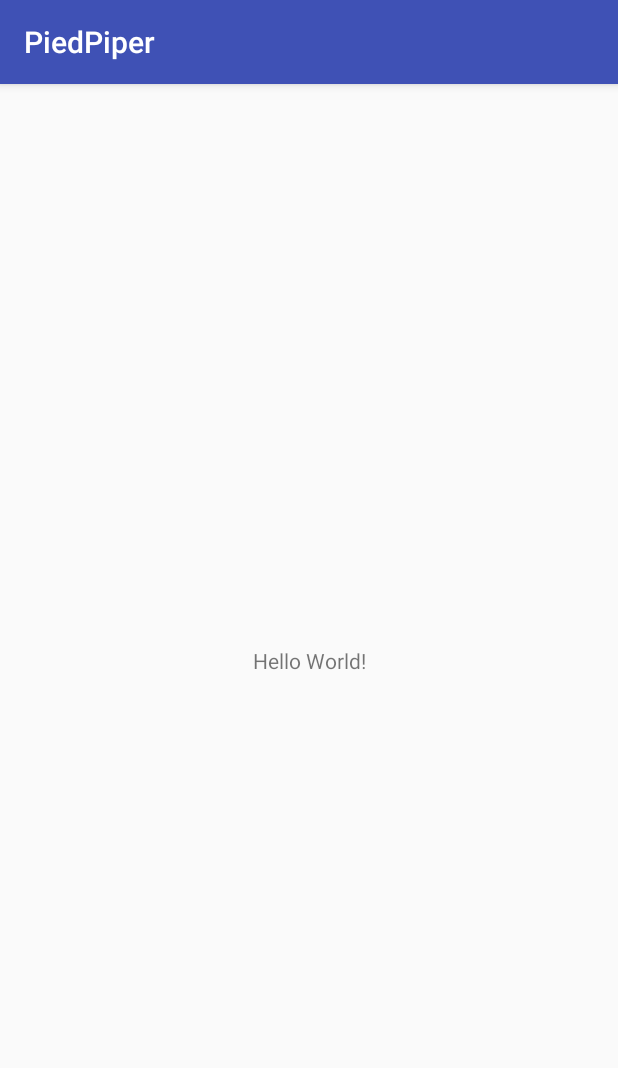
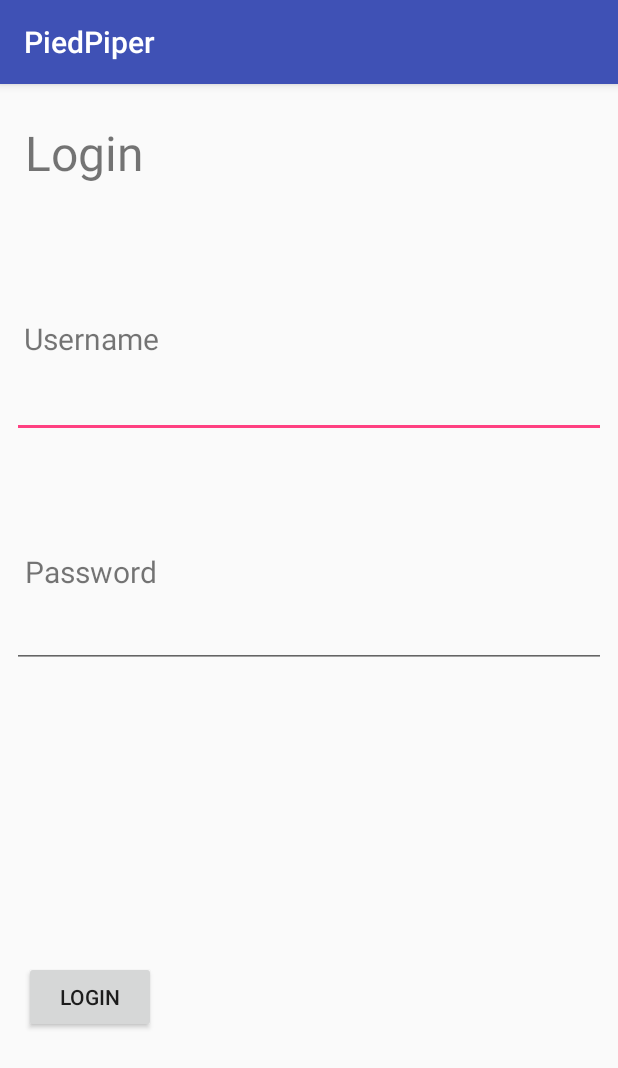
Before and after one commit to rajmera3/PiedPiper, an Android app: the screen it shows after launch (MainActivity before the commit, LoginActivity after it), on a phone screen of 412 x 824 dp. Shown: the top 1068 px of the screen. Run offline under Robolectric (Android 15) with nearby library versions, the phone set to English and light mode, and no system bars.

Commit message:
created login page

```diff
--- a/app/src/main/AndroidManifest.xml
+++ b/app/src/main/AndroidManifest.xml
@@ -9,13 +9,15 @@
         android:roundIcon="@mipmap/ic_launcher_round"
         android:supportsRtl="true"
         android:theme="@style/AppTheme">
-        <activity android:name=".MainActivity">
+        <activity android:name=".LoginActivity">
             <intent-filter>
                 <action android:name="android.intent.action.MAIN" />
 
                 <category android:name="android.intent.category.LAUNCHER" />
             </intent-filter>
         </activity>
+        <activity android:name=".MainActivity">
+        </activity>
     </application>
 
 </manifest>
--- /dev/null
+++ b/app/src/main/java/com/piedpiper/LoginActivity.java
@@ -0,0 +1,49 @@
+package com.piedpiper;
+
+import android.content.DialogInterface;
+import android.content.Intent;
+import android.support.v7.app.AlertDialog;
+import android.support.v7.app.AppCompatActivity;
+import android.os.Bundle;
+import android.view.View;
+import android.widget.Button;
+import android.widget.EditText;
+
+/**
+ * Created by pbokey on 9/22/17.
+ */
+
+public class LoginActivity extends AppCompatActivity {
+
+    @Override
+    protected void onCreate(Bundle savedInstanceState) {
+        super.onCreate(savedInstanceState);
+        setContentView(R.layout.activity_login);
+
+        Button loginButton = (Button) findViewById(R.id.login_button_id);
+        loginButton.setOnClickListener(new View.OnClickListener() {
+            public void onClick(View v) {
+                String userName = ((EditText) findViewById(R.id.username_text_input)).getText().toString();
+                String password = ((EditText) findViewById(R.id.password_text_input)).getText().toString();
+                if (userName.equals("user") && password.equals("password")) {
+                    Intent intent = new Intent(getBaseContext(), MainActivity.class);
+                    startActivity(intent);
+                } else {
+                    AlertDialog alertDialog = new AlertDialog.Builder(LoginActivity.this).create();
+                    alertDialog.setTitle("Incorrect Login Information");
+                    alertDialog.setMessage("Please provide correct credentials");
+                    alertDialog.setButton(AlertDialog.BUTTON_NEUTRAL, "OK",
+                            new DialogInterface.OnClickListener() {
+                                public void onClick(DialogInterface dialog, int which) {
+                                    dialog.dismiss();
+                                }
+                            });
+                    alertDialog.show();
+                }
+            }
+        });
+    }
+
+
+
+}
--- /dev/null
+++ b/app/src/main/res/layout/activity_login.xml
@@ -0,0 +1,102 @@
+<?xml version="1.0" encoding="utf-8"?>
+<android.support.constraint.ConstraintLayout xmlns:android="http://schemas.android.com/apk/res/android"
+    xmlns:app="http://schemas.android.com/apk/res-auto"
+    xmlns:tools="http://schemas.android.com/tools"
+    android:layout_width="match_parent"
+    android:layout_height="match_parent"
+    tools:context="com.piedpiper.LoginActivity">
+
+    <TextView
+        android:id="@+id/login"
+        android:layout_width="wrap_content"
+        android:layout_height="wrap_content"
+        android:text="Login"
+        android:textSize="32sp"
+        app:layout_constraintBottom_toBottomOf="parent"
+        app:layout_constraintLeft_toLeftOf="parent"
+        app:layout_constraintRight_toRightOf="parent"
+        app:layout_constraintTop_toTopOf="parent"
+        app:layout_constraintVertical_bias="0.033"
+        android:layout_marginLeft="8dp"
+        app:layout_constraintHorizontal_bias="0.026"
+        android:layout_marginStart="8dp" />
+
+    <TextView
+        android:id="@+id/username"
+        android:layout_width="wrap_content"
+        android:layout_height="wrap_content"
+        android:text="Username"
+        android:textSize="20sp"
+        app:layout_constraintBottom_toBottomOf="parent"
+        app:layout_constraintLeft_toLeftOf="parent"
+        app:layout_constraintRight_toRightOf="parent"
+        app:layout_constraintTop_toTopOf="parent"
+        app:layout_constraintVertical_bias="0.211"
+        android:layout_marginLeft="8dp"
+        app:layout_constraintHorizontal_bias="0.026"
+        android:layout_marginStart="8dp" />
+
+    <EditText
+        android:id="@+id/username_text_input"
+        android:layout_height="wrap_content"
+        android:layout_width="0dp"
+        android:inputType="text"
+        tools:layout_constraintTop_creator="1"
+        tools:layout_constraintRight_creator="1"
+        android:layout_marginStart="8dp"
+        android:layout_marginEnd="8dp"
+        app:layout_constraintRight_toRightOf="parent"
+        android:layout_marginTop="7dp"
+        app:layout_constraintTop_toBottomOf="@+id/username"
+        tools:layout_constraintLeft_creator="1"
+        app:layout_constraintLeft_toLeftOf="parent"
+        android:layout_marginLeft="8dp"
+        android:layout_marginRight="8dp" />
+
+    <TextView
+        android:id="@+id/password"
+        android:layout_width="wrap_content"
+        android:layout_height="wrap_content"
+        android:text="Password"
+        android:textSize="20sp"
+        app:layout_constraintBottom_toBottomOf="parent"
+        app:layout_constraintLeft_toLeftOf="parent"
+        app:layout_constraintRight_toRightOf="parent"
+        app:layout_constraintTop_toTopOf="parent"
+        app:layout_constraintVertical_bias="0.42"
+        android:layout_marginLeft="8dp"
+        app:layout_constraintHorizontal_bias="0.027"
+        android:layout_marginStart="8dp" />
+
+    <EditText
+        android:id="@+id/password_text_input"
+        android:layout_height="wrap_content"
+        android:layout_width="0dp"
+        android:inputType="text"
+        tools:layout_constraintTop_creator="1"
+        tools:layout_constraintRight_creator="1"
+        android:layout_marginStart="8dp"
+        android:layout_marginEnd="8dp"
+        app:layout_constraintRight_toRightOf="parent"
+        tools:layout_constraintLeft_creator="1"
+        app:layout_constraintLeft_toLeftOf="parent"
+        android:layout_marginLeft="8dp"
+        android:layout_marginRight="8dp"
+        app:layout_constraintHorizontal_bias="0.0"
+        android:layout_marginTop="5dp"
+        app:layout_constraintTop_toBottomOf="@+id/password" />
+
+    <Button
+        android:id="@+id/login_button_id"
+        android:layout_height="wrap_content"
+        android:layout_width="wrap_content"
+        android:text="Login"
+        tools:layout_constraintBottom_creator="1"
+        android:layout_marginStart="16dp"
+        app:layout_constraintBottom_toBottomOf="parent"
+        tools:layout_constraintLeft_creator="1"
+        android:layout_marginBottom="135dp"
+        app:layout_constraintLeft_toLeftOf="parent"
+        android:layout_marginLeft="16dp" />
+
+</android.support.constraint.ConstraintLayout>
--- a/app/src/main/res/layout/activity_main.xml
+++ b/app/src/main/res/layout/activity_main.xml
@@ -6,13 +6,7 @@
     android:layout_height="match_parent"
     tools:context="com.piedpiper.MainActivity">
 
-    <TextView
-        android:layout_width="wrap_content"
-        android:layout_height="wrap_content"
-        android:text="Hello World!"
-        app:layout_constraintBottom_toBottomOf="parent"
-        app:layout_constraintLeft_toLeftOf="parent"
-        app:layout_constraintRight_toRightOf="parent"
-        app:layout_constraintTop_toTopOf="parent" />
+
+
 
 </android.support.constraint.ConstraintLayout>
--- a/app/src/main/res/values/colors.xml
+++ b/app/src/main/res/values/colors.xml
@@ -3,4 +3,5 @@
     <color name="colorPrimary">#3F51B5</color>
     <color name="colorPrimaryDark">#303F9F</color>
     <color name="colorAccent">#FF4081</color>
+    <color name="horizontal_line_fill_color">#000000</color>
 </resources>
--- /dev/null
+++ b/app/src/main/res/values/dimens.xml
@@ -0,0 +1,9 @@
+<?xml version="1.0" encoding="utf-8"?>
+<resources>
+    <!-- Default screen margins, per the Android Design guidelines. -->
+    <dimen name="activity_horizontal_margin">16dp</dimen>
+    <dimen name="activity_vertical_margin">16dp</dimen>
+    <dimen name="font_size_small">10sp</dimen>
+    <dimen name="font_size_medium">20sp</dimen>
+    <dimen name="font_size_large">30sp</dimen>
+</resources>
```
Also changed, not shown: 16 other files.
